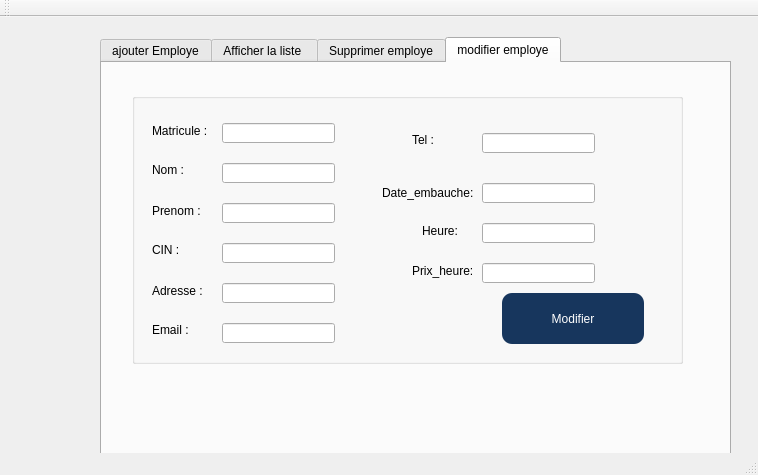
Before: the Qt Designer form mainwindow.ui in ramimgaidi/Smart_real_estate_2A7, drawn with Qt 5.
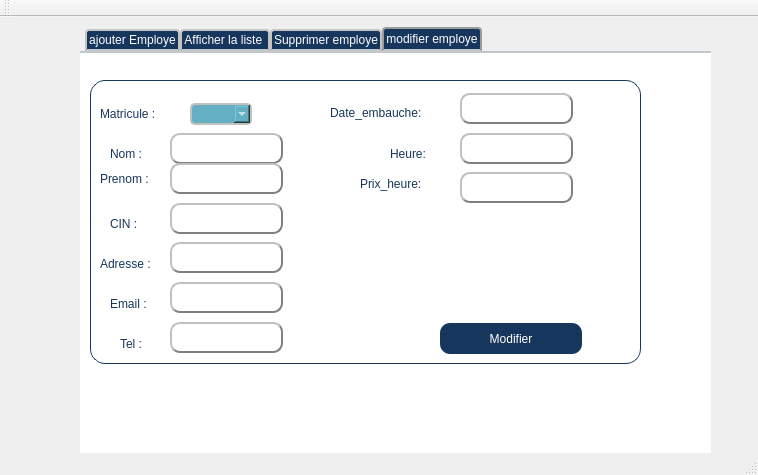
After: the same form once the commit is applied. The open tabs and pages were chosen to show the change. Icons and pictures are not drawn.

Diff of the .ui file:
```diff
--- a/mainwindow.ui
+++ b/mainwindow.ui
@@ -17,12 +17,54 @@
    <widget class="QTabWidget" name="tabWidget">
     <property name="geometry">
      <rect>
-      <x>100</x>
-      <y>20</y>
+      <x>80</x>
+      <y>10</y>
       <width>631</width>
-      <height>421</height>
+      <height>451</height>
      </rect>
     </property>
+    <property name="styleSheet">
+     <string notr="true">QTabWidget::pane { /* The tab widget frame */
+    border-top: 2px solid #C2C7CB;
+    
+	background-color: rgb(255, 255, 255);
+}
+
+QTabWidget::tab-bar {
+    left: 5px; /* move to the right by 5px */
+    
+	color: rgb(0, 0, 127);
+    }
+
+/* Style the tab using the tab sub-control. Note that
+    it reads QTabBar not QTabWidget */
+QTabBar::tab {
+ 
+	background-color: rgb(23, 54, 93);
+    
+	color: rgb(255, 255, 255);
+    border: 2px solid #C4C4C3;
+    border-bottom-color: #C2C7CB; /* same as the pane color */
+    border-top-left-radius: 4px;
+    border-top-right-radius: 4px;
+    min-width: 8ex;
+    padding: 2px;
+}
+
+QTabBar::tab:selected, QTabBar::tab:hover {
+	
+   
+}
+
+QTabBar::tab:selected {
+    border-color: #9B9B9B;
+    border-bottom-color: #C2C7CB; /* same as pane color */
+}
+
+QTabBar::tab:!selected {
+    margin-top: 2px; /* make non-selected tabs look smaller */
+}</string>
+    </property>
     <property name="currentIndex">
      <number>1</number>
     </property>
@@ -510,45 +552,88 @@
      <widget class="QGroupBox" name="groupBox_3">
       <property name="geometry">
        <rect>
-        <x>30</x>
-        <y>30</y>
+        <x>10</x>
+        <y>0</y>
         <width>551</width>
-        <height>271</height>
+        <height>311</height>
        </rect>
       </property>
+      <property name="styleSheet">
+       <string notr="true">QGroupBox  {
+    border: 1px solid gray;
+    border-color: #FF17365D;
+    margin-top: 27px;
+    font-size: 14px;
+    border-radius: 15px;
+	background-color: rgb(255, 255, 255);
+}
+
+QGroupBox::title  {
+    subcontrol-origin: margin;
+    subcontrol-position: top center;
+    padding: 5px 8000px 5px 8000px;
+    background-color: #FF17365D;
+    color: rgb(255, 255, 255);
+}
+QLabel {
+	font: 11pt &quot;Adobe Gothic Std B&quot;;
+}
+QLabel{
+	color: rgb(23, 54, 93);
+}
+QLineEdit
+{
+ 
+    background-color: white;
+    border-style: outset;
+    border-width: 2px;
+    border-radius: 10px;
+    border-color: gray;
+    font: bold 14px;
+    min-width: 10 em;
+    padding: 6px;
+
+ }
+QComboBox
+{
+    subcontrol-origin: padding;
+    subcontrol-position: top right;
+    selection-background-color: #111;
+    selection-color: yellow;
+    color: white;
+    
+	background-color: rgb(100, 175, 194);
+    border-style: solid;
+    border: 2px solid ;
+    
+	border-color: rgb(192, 192, 192);
+    border-radius: 5;
+    padding: 1px 0px 1px 20px;
+}</string>
+      </property>
       <property name="title">
        <string/>
       </property>
       <widget class="QLabel" name="matricule_5">
        <property name="geometry">
         <rect>
-         <x>20</x>
-         <y>30</y>
+         <x>10</x>
+         <y>40</y>
          <width>61</width>
-         <height>16</height>
+         <height>41</height>
         </rect>
        </property>
        <property name="text">
         <string>Matricule :</string>
        </property>
       </widget>
-      <widget class="QLineEdit" name="matricule_3">
-       <property name="geometry">
-        <rect>
-         <x>90</x>
-         <y>30</y>
-         <width>113</width>
-         <height>20</height>
-        </rect>
-       </property>
-      </widget>
       <widget class="QLabel" name="nom_2">
        <property name="geometry">
         <rect>
          <x>20</x>
-         <y>70</y>
+         <y>90</y>
          <width>47</width>
-         <height>14</height>
+         <height>21</height>
         </rect>
        </property>
        <property name="text">
@@ -558,10 +643,10 @@
       <widget class="QLabel" name="prenom_4">
        <property name="geometry">
         <rect>
-         <x>20</x>
+         <x>10</x>
          <y>110</y>
          <width>61</width>
-         <height>16</height>
+         <height>31</height>
         </rect>
        </property>
        <property name="text">
@@ -572,9 +657,9 @@
        <property name="geometry">
         <rect>
          <x>20</x>
-         <y>150</y>
+         <y>160</y>
          <width>47</width>
-         <height>14</height>
+         <height>21</height>
         </rect>
        </property>
        <property name="text">
@@ -584,10 +669,10 @@
       <widget class="QLabel" name="adresse_2">
        <property name="geometry">
         <rect>
-         <x>20</x>
-         <y>190</y>
+         <x>10</x>
+         <y>200</y>
          <width>71</width>
-         <height>16</height>
+         <height>21</height>
         </rect>
        </property>
        <property name="text">
@@ -598,9 +683,9 @@
        <property name="geometry">
         <rect>
          <x>20</x>
-         <y>230</y>
+         <y>240</y>
          <width>47</width>
-         <height>14</height>
+         <height>21</height>
         </rect>
        </property>
        <property name="text">
@@ -610,10 +695,10 @@
       <widget class="QLabel" name="tel_2">
        <property name="geometry">
         <rect>
-         <x>280</x>
-         <y>40</y>
+         <x>30</x>
+         <y>280</y>
          <width>47</width>
-         <height>14</height>
+         <height>21</height>
         </rect>
        </property>
        <property name="text">
@@ -623,9 +708,9 @@
       <widget class="QLabel" name="date_embauche_2">
        <property name="geometry">
         <rect>
-         <x>250</x>
-         <y>90</y>
-         <width>91</width>
+         <x>240</x>
+         <y>50</y>
+         <width>121</width>
          <height>20</height>
         </rect>
        </property>
@@ -636,10 +721,10 @@
       <widget class="QPushButton" name="pushButton">
        <property name="geometry">
         <rect>
-         <x>370</x>
-         <y>200</y>
+         <x>350</x>
+         <y>270</y>
          <width>142</width>
-         <height>51</height>
+         <height>31</height>
         </rect>
        </property>
        <property name="styleSheet">
@@ -671,100 +756,100 @@
       <widget class="QLineEdit" name="nom_3">
        <property name="geometry">
         <rect>
-         <x>90</x>
-         <y>70</y>
+         <x>80</x>
+         <y>80</y>
          <width>113</width>
-         <height>20</height>
+         <height>31</height>
         </rect>
        </property>
       </widget>
       <widget class="QLineEdit" name="prenom_3">
        <property name="geometry">
         <rect>
-         <x>90</x>
+         <x>80</x>
          <y>110</y>
          <width>113</width>
-         <height>20</height>
+         <height>31</height>
         </rect>
        </property>
       </widget>
       <widget class="QLineEdit" name="cin_3">
        <property name="geometry">
         <rect>
-         <x>90</x>
+         <x>80</x>
          <y>150</y>
          <width>113</width>
-         <height>20</height>
+         <height>31</height>
         </rect>
        </property>
       </widget>
       <widget class="QLineEdit" name="adresse_3">
        <property name="geometry">
         <rect>
-         <x>90</x>
-         <y>190</y>
+         <x>80</x>
+         <y>189</y>
          <width>113</width>
-         <height>20</height>
+         <height>31</height>
         </rect>
        </property>
       </widget>
       <widget class="QLineEdit" name="email_3">
        <property name="geometry">
         <rect>
-         <x>90</x>
-         <y>230</y>
+         <x>80</x>
+         <y>229</y>
          <width>113</width>
-         <height>20</height>
+         <height>31</height>
         </rect>
        </property>
       </widget>
       <widget class="QLineEdit" name="tel_3">
        <property name="geometry">
         <rect>
-         <x>350</x>
-         <y>40</y>
+         <x>80</x>
+         <y>269</y>
          <width>113</width>
-         <height>20</height>
+         <height>31</height>
         </rect>
        </property>
       </widget>
       <widget class="QLineEdit" name="date_embauche_3">
        <property name="geometry">
         <rect>
-         <x>350</x>
-         <y>90</y>
+         <x>370</x>
+         <y>40</y>
          <width>113</width>
-         <height>20</height>
+         <height>31</height>
         </rect>
        </property>
       </widget>
       <widget class="QLineEdit" name="heure_3">
        <property name="geometry">
         <rect>
-         <x>350</x>
-         <y>130</y>
+         <x>370</x>
+         <y>80</y>
          <width>113</width>
-         <height>20</height>
+         <height>31</height>
         </rect>
        </property>
       </widget>
       <widget class="QLineEdit" name="prix_heure_3">
        <property name="geometry">
         <rect>
-         <x>350</x>
-         <y>170</y>
+         <x>370</x>
+         <y>119</y>
          <width>113</width>
-         <height>20</height>
+         <height>31</height>
         </rect>
        </property>
       </widget>
       <widget class="QLabel" name="heure_2">
        <property name="geometry">
         <rect>
-         <x>290</x>
-         <y>130</y>
+         <x>300</x>
+         <y>90</y>
          <width>51</width>
-         <height>16</height>
+         <height>21</height>
         </rect>
        </property>
        <property name="text">
@@ -774,10 +859,10 @@
       <widget class="QLabel" name="label">
        <property name="geometry">
         <rect>
-         <x>280</x>
-         <y>170</y>
-         <width>61</width>
-         <height>16</height>
+         <x>270</x>
+         <y>120</y>
+         <width>91</width>
+         <height>21</height>
         </rect>
        </property>
        <property name="text">
@@ -787,10 +872,10 @@
       <widget class="QLabel" name="label_10">
        <property name="geometry">
         <rect>
-         <x>450</x>
-         <y>10</y>
+         <x>370</x>
+         <y>160</y>
          <width>111</width>
-         <height>71</height>
+         <height>101</height>
         </rect>
        </property>
        <property name="text">
@@ -803,6 +888,16 @@
         <bool>true</bool>
        </property>
       </widget>
+      <widget class="QComboBox" name="comboBox">
+       <property name="geometry">
+        <rect>
+         <x>100</x>
+         <y>50</y>
+         <width>62</width>
+         <height>22</height>
+        </rect>
+       </property>
+      </widget>
      </widget>
     </widget>
    </widget>
```
Left out of the diff: 335 changed lines with no effect on the pictures.
